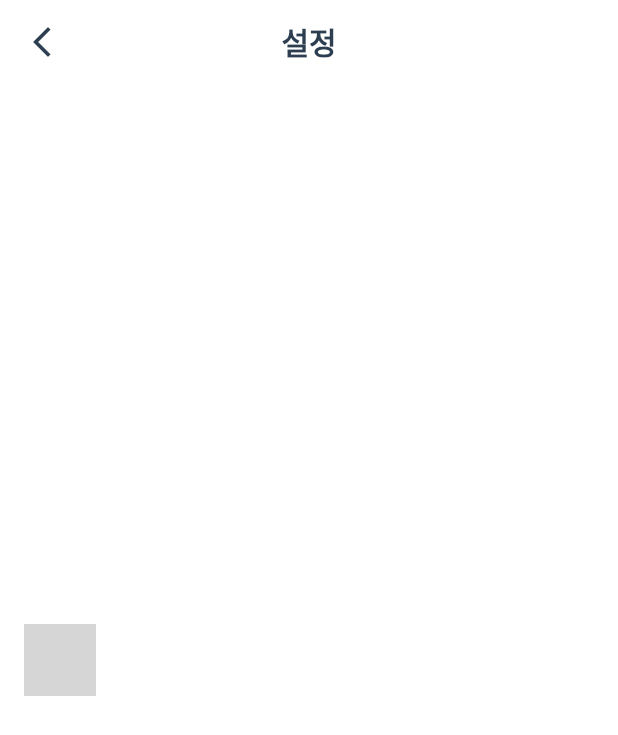
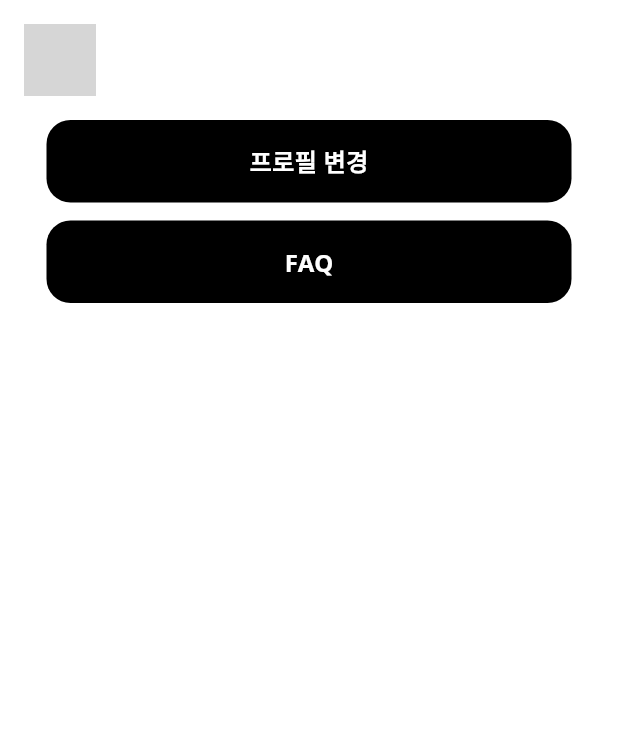
Before and after one commit to YoungGilMad/frontend, a Flutter app: the SettingsScreen screen opened directly, on a phone screen of 412 x 824 dp. Shown: the top 735 px of the screen. Run offline on Flutter 3.47's test engine with Material 3 defaults, Android fonts, the light colour scheme and no system bars; our stand-ins replace fl_chart, flutter_dotenv, flutter_svg, google_fonts, shared_preferences, table_calendar; accounts and stored records are empty; network calls fail; grey boxes are pictures that could not be loaded.

Commit message:
setting modify

```diff
--- a/lib/presentation/screens/settings/settings_screen.dart
+++ b/lib/presentation/screens/settings/settings_screen.dart
@@ -1,7 +1,8 @@
 import 'package:flutter/material.dart';
 import 'package:provider/provider.dart';
 import '../../providers/auth_provider.dart';
-import '../../widgets/common/app_bar_widget.dart';
+import 'myinfo_screen.dart';
+import 'faq_screen.dart';
 
 class SettingsScreen extends StatelessWidget {
   const SettingsScreen({super.key});
@@ -9,13 +10,12 @@ class SettingsScreen extends StatelessWidget {
   @override
   Widget build(BuildContext context) {
     return Scaffold(
-      appBar: AppBarWidget(
-        title: '설정',
-        automaticallyImplyLeading: true,
-      ),
       body: Consumer<AuthProvider>(
         builder: (context, authProvider, _) {
-          return Container(
+          return SafeArea(
+            child: Column(
+              children: [
+                Container(
                   padding: const EdgeInsets.all(16),
                   child: Row(
                     children: [
@@ -43,6 +43,69 @@ class SettingsScreen extends StatelessWidget {
                       ),
                     ],
                   ),
+                ),
+                Padding(
+                  padding: const EdgeInsets.symmetric(horizontal: 16),
+                  child: Column(
+                    children: [
+                      InkWell(
+                        onTap: () {
+                          Navigator.push(
+                            context,
+                            MaterialPageRoute(builder: (context) => const MyInfoScreen()),
+                          );
+                        },
+                        child: Container(
+                          width: 350,  // 너비 조정
+                          padding: const EdgeInsets.all(16),
+                          decoration: BoxDecoration(
+                            color: Colors.black,
+                            borderRadius: BorderRadius.circular(16),
+                          ),
+                          child: const Center(  // 텍스트 중앙 정렬
+                            child: Text(
+                              '프로필 변경',
+                              style: TextStyle(
+                                color: Colors.white,
+                                fontSize: 16,
+                                fontWeight: FontWeight.bold,
+                              ),
+                            ),
+                          ),
+                        ),
+                      ),
+                      const SizedBox(height: 12),
+                      InkWell(
+                        onTap: () {
+                          Navigator.push(
+                            context,
+                            MaterialPageRoute(builder: (context) => const FAQScreen()),
+                          );
+                        },
+                        child: Container(
+                          width: 350,  // 너비 조정
+                          padding: const EdgeInsets.all(16),
+                          decoration: BoxDecoration(
+                            color: Colors.black,
+                            borderRadius: BorderRadius.circular(16),
+                          ),
+                          child: const Center(  // 텍스트 중앙 정렬
+                            child: Text(
+                              'FAQ',
+                              style: TextStyle(
+                                color: Colors.white,
+                                fontSize: 16,
+                                fontWeight: FontWeight.bold,
+                              ),
+                            ),
+                          ),
+                        ),
+                      ),
+                    ],
+                  ),
+                ),
+              ],
+            ),
           );
         },
       ),
--- a/lib/presentation/screens/social/ranking_screen.dart
+++ b/lib/presentation/screens/social/ranking_screen.dart
@@ -13,17 +13,17 @@ class RankingScreen extends StatelessWidget {
         children: [
           Expanded(
             child: ListView.builder(
-              itemCount: 10,
+              itemCount: 0,  // 실제 데이터 길이로 변경 필요
               itemBuilder: (context, index) {
                 return Card(
                   margin: const EdgeInsets.only(bottom: 8),
                   child: ListTile(
                     leading: CircleAvatar(
                       backgroundColor: Colors.grey[200],
-                      child: Text('${index + 1}'),
+                      child: Text(''),  // 실제 순위 데이터 필요
                     ),
-                    title: Text('User ${index + 1}'),
-                    trailing: const Text('1000 pt'),
+                    title: Text(''),  // 실제 사용자 이름 데이터 필요
+                    trailing: const Text(''),  // 실제 포인트 데이터 필요
                   ),
                 );
               },
--- a/lib/presentation/screens/social/social_screen.dart
+++ b/lib/presentation/screens/social/social_screen.dart
@@ -124,7 +124,7 @@ class _SocialScreenState extends State<SocialScreen> {
                     margin: const EdgeInsets.all(16),
                     decoration: BoxDecoration(
                       color: Colors.grey[200],
-                      borderRadius: BorderRadius.circular(8),
+                      borderRadius: BorderRadius.circular(16),
                     ),
                     child: _screens[_selectedIndex],
                   ),
```
Also changed, not shown: lib/presentation/screens/settings/FAQ_screen.dart (added, +38 -0 lines), lib/presentation/screens/settings/myinfo_screen.dart (added, +41 -0 lines). Lines whose indentation alone changed are shown as unchanged.
